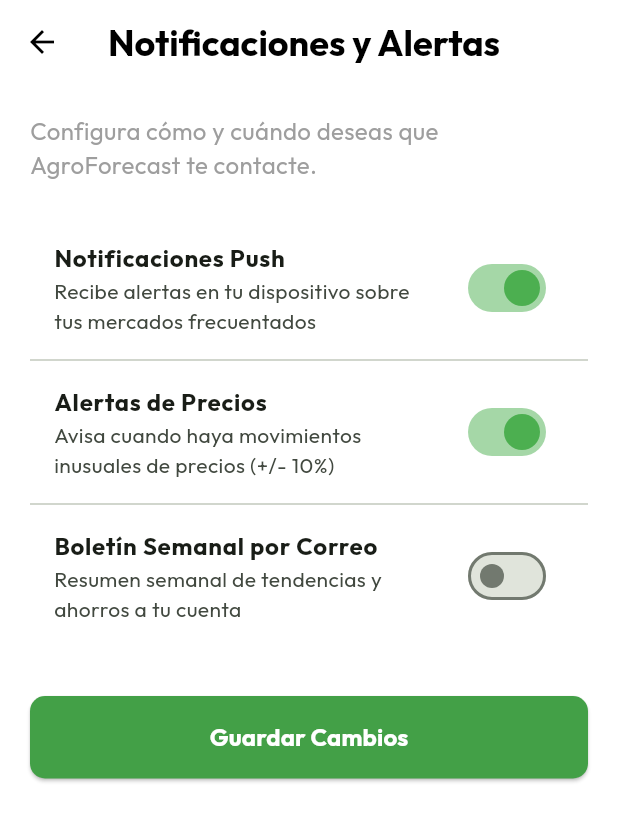
After one commit to dermato23/agroforecast, a Flutter app: the NotificationsSettingsScreen screen opened directly, on a phone screen of 412 x 824 dp. The commit adds this screen. Shown: the top 821 px of the screen. Run offline on Flutter 3.47's test engine with Material 3 defaults, Android fonts, the phone set to English and light mode, and no system bars; our stand-ins replace fl_chart, google_fonts; network calls fail.

Commit message:
Add 4 Profile Settings interface logic for Google Play V1

```diff
--- /dev/null
+++ b/agroforecast_app/lib/screens/notifications_settings_screen.dart
@@ -0,0 +1,79 @@
+import 'package:flutter/material.dart';
+
+class NotificationsSettingsScreen extends StatefulWidget {
+  const NotificationsSettingsScreen({super.key});
+
+  @override
+  State<NotificationsSettingsScreen> createState() => _NotificationsSettingsScreenState();
+}
+
+class _NotificationsSettingsScreenState extends State<NotificationsSettingsScreen> {
+  bool _pushEnabled = true;
+  bool _emailEnabled = false;
+  bool _priceAlerts = true;
+
+  @override
+  Widget build(BuildContext context) {
+    return Scaffold(
+      backgroundColor: Colors.white,
+      appBar: AppBar(
+        title: const Text('Notificaciones y Alertas', style: TextStyle(color: Colors.black)),
+        backgroundColor: Colors.white,
+        elevation: 0,
+        iconTheme: const IconThemeData(color: Colors.black),
+      ),
+      body: ListView(
+        padding: const EdgeInsets.all(20),
+        children: [
+          const Text('Configura cómo y cuándo deseas que AgroForecast te contacte.',
+              style: TextStyle(color: Colors.grey, fontSize: 16)),
+          const SizedBox(height: 30),
+          SwitchListTile(
+            title: const Text('Notificaciones Push', style: TextStyle(fontWeight: FontWeight.bold)),
+            subtitle: const Text('Recibe alertas en tu dispositivo sobre tus mercados frecuentados'),
+            value: _pushEnabled,
+            activeColor: Colors.green,
+            onChanged: (bool value) {
+              setState(() { _pushEnabled = value; });
+            },
+          ),
+          const Divider(),
+          SwitchListTile(
+            title: const Text('Alertas de Precios', style: TextStyle(fontWeight: FontWeight.bold)),
+            subtitle: const Text('Avisa cuando haya movimientos inusuales de precios (+/- 10%)'),
+            value: _priceAlerts,
+            activeColor: Colors.green,
+            onChanged: (bool value) {
+              setState(() { _priceAlerts = value; });
+            },
+          ),
+          const Divider(),
+          SwitchListTile(
+            title: const Text('Boletín Semanal por Correo', style: TextStyle(fontWeight: FontWeight.bold)),
+            subtitle: const Text('Resumen semanal de tendencias y ahorros a tu cuenta'),
+            value: _emailEnabled,
+            activeColor: Colors.green,
+            onChanged: (bool value) {
+              setState(() { _emailEnabled = value; });
+            },
+          ),
+          const SizedBox(height: 40),
+          ElevatedButton(
+            onPressed: () {
+              ScaffoldMessenger.of(context).showSnackBar(
+                const SnackBar(content: Text('Preferencias guardadas con éxito')),
+              );
+              Navigator.pop(context);
+            },
+            style: ElevatedButton.styleFrom(
+              backgroundColor: Colors.green.shade600,
+              padding: const EdgeInsets.symmetric(vertical: 16),
+              shape: RoundedRectangleBorder(borderRadius: BorderRadius.circular(10)),
+            ),
+            child: const Text('Guardar Cambios', style: TextStyle(fontSize: 16, fontWeight: FontWeight.bold, color: Colors.white)),
+          )
+        ],
+      ),
+    );
+  }
+}
```
Also changed, not shown: agroforecast_app/lib/screens/frequent_markets_screen.dart (added, +65 -0 lines), agroforecast_app/lib/screens/help_support_screen.dart (added, +84 -0 lines), agroforecast_app/lib/screens/privacy_security_screen.dart (added, +87 -0 lines), agroforecast_app/lib/screens/profile_tab.dart (+15 -6 lines).
